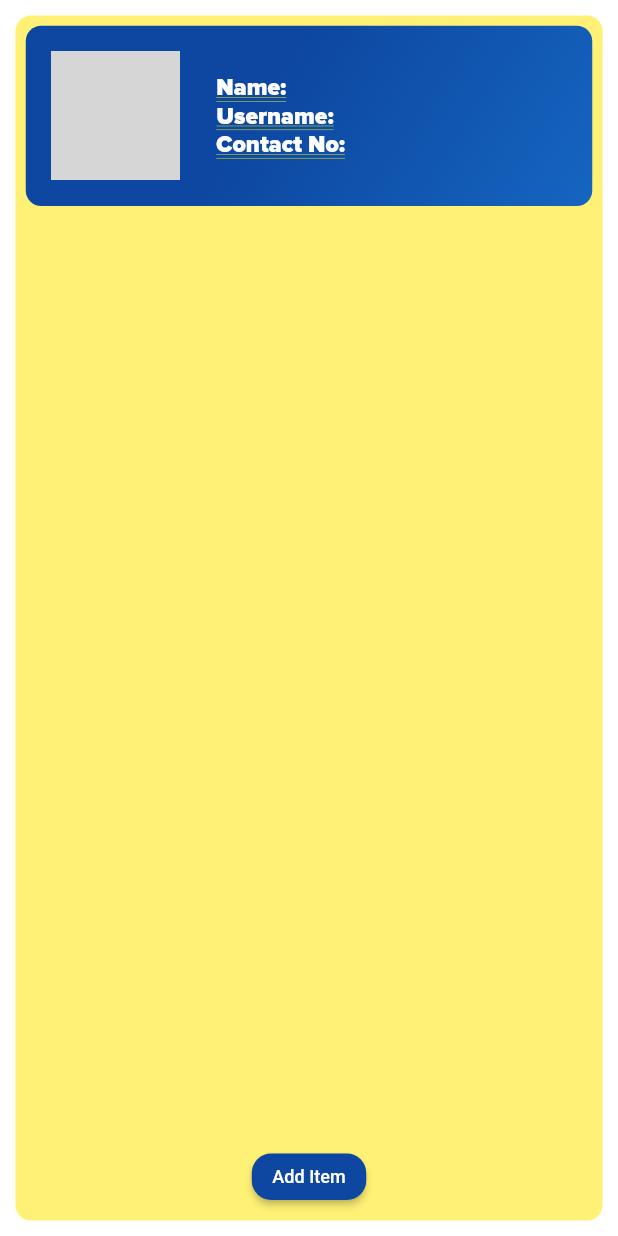
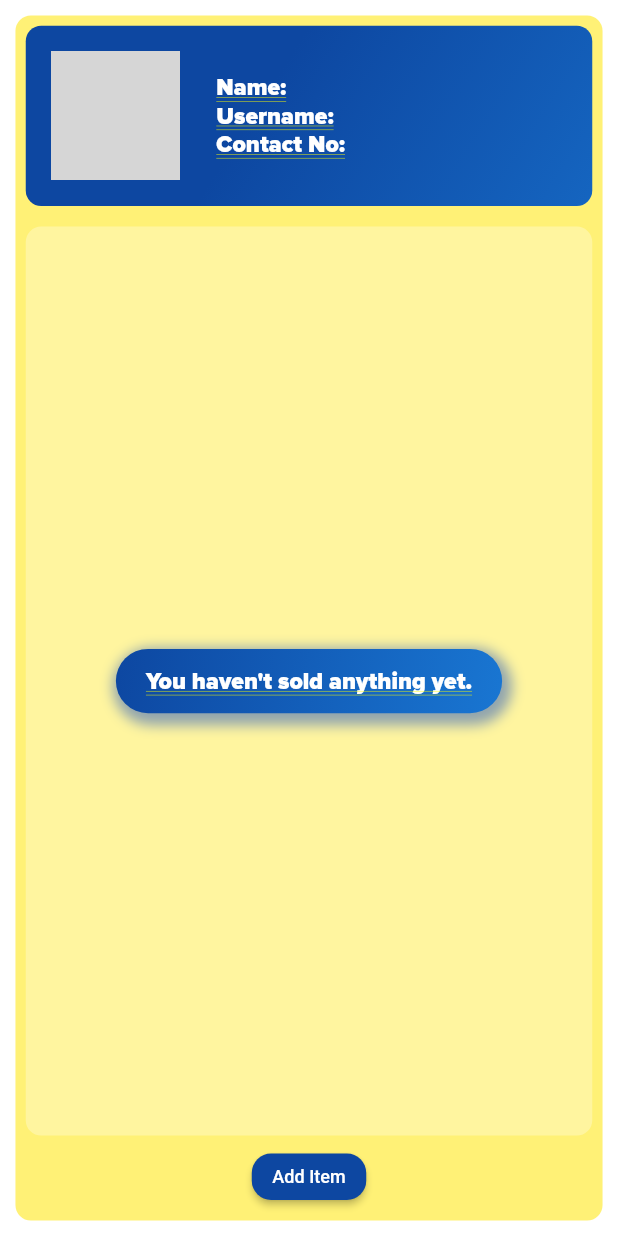
Before and after one commit to kristiansantos11/Vegemarket, a Flutter app: the Profile screen opened by its route, on a phone screen of 412 x 824 dp. Run offline on Flutter 3.47's test engine with Material 2 defaults, Android fonts, the phone set to English and light mode, and no system bars; our stand-ins replace cloud_firestore, datetime_picker_formfield, firebase_auth, firebase_core, firebase_storage, flutter_phoenix and 3 more; missing offline and left inert: flutter_circular_text; accounts and stored records are empty; network calls fail; project files that could hold a hidden picture were left out; grey boxes are pictures that could not be loaded.

Commit message:
Fixed profile being blank after items are cleared.

```diff
--- a/lib/Screens/MainMenuPages/profile.dart
+++ b/lib/Screens/MainMenuPages/profile.dart
@@ -117,8 +117,12 @@ class _ProfileState extends State<Profile> {
                                 child: StreamBuilder<List<ItemData>>(
                                     stream: ItemListGetter(user).itemListData,
                                     builder: (context, items) {
-                                      if (items.data != null) {
+                                      if(items.data == null){
+                                        return Center(child: CircularProgressIndicator());
+                                      }
+                                      if (items.data.length!=0) {
                                         return GridView.builder(
+
                                           itemCount:items.data.length,
                                           gridDelegate:
                                               SliverGridDelegateWithFixedCrossAxisCount(
@@ -227,7 +231,8 @@ class _ProfileState extends State<Profile> {
                                           ),
                                         ),
                                       );
-                                    }),
+                                    }
+                                  ),
                               ),
                               Padding(
                                 padding: const EdgeInsets.fromLTRB(0, 0, 0, 10),
```
